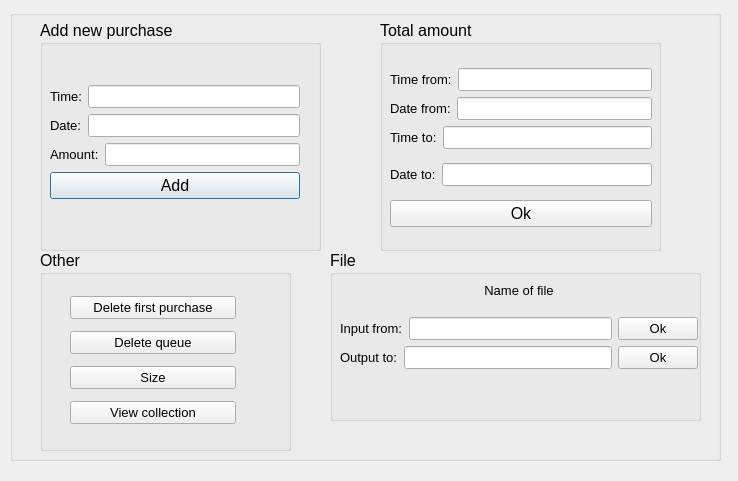
Above: purchase_window.ui from MedvedisUrala/Lab1 before the change. Below: the same form after it.
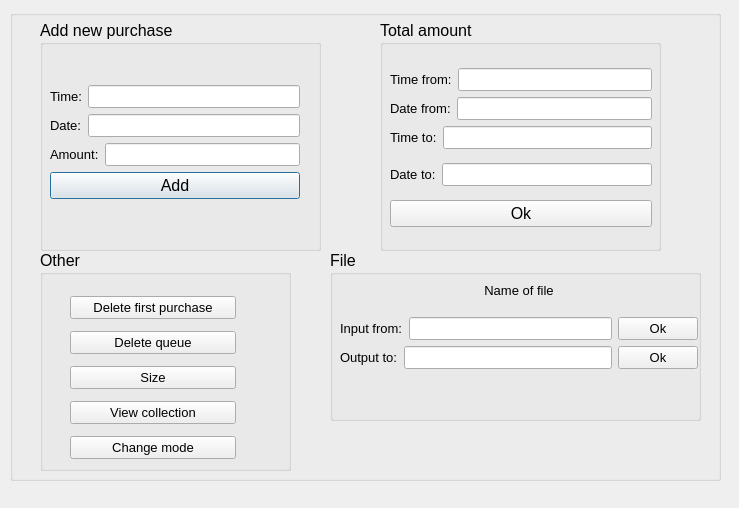
That is the form after the change.

The edit to the form file:
```diff
--- a/purchase_window.ui
+++ b/purchase_window.ui
@@ -6,8 +6,8 @@
    <rect>
     <x>0</x>
     <y>0</y>
-    <width>738</width>
-    <height>481</height>
+    <width>739</width>
+    <height>508</height>
    </rect>
   </property>
   <property name="windowTitle">
@@ -19,7 +19,7 @@
      <x>10</x>
      <y>10</y>
      <width>711</width>
-     <height>451</height>
+     <height>471</height>
     </rect>
    </property>
    <property name="font">
@@ -265,7 +265,7 @@
       <x>30</x>
       <y>240</y>
       <width>251</width>
-      <height>201</height>
+      <height>221</height>
      </rect>
     </property>
     <property name="title">
@@ -277,7 +277,7 @@
        <x>30</x>
        <y>40</y>
        <width>166</width>
-       <height>144</height>
+       <height>180</height>
       </rect>
      </property>
      <layout class="QVBoxLayout" name="verticalLayout_9">
@@ -329,6 +329,18 @@
         </property>
        </widget>
       </item>
+      <item>
+       <widget class="QPushButton" name="pushButton">
+        <property name="font">
+         <font>
+          <pointsize>10</pointsize>
+         </font>
+        </property>
+        <property name="text">
+         <string>Change mode</string>
+        </property>
+       </widget>
+      </item>
      </layout>
     </widget>
    </widget>
```
